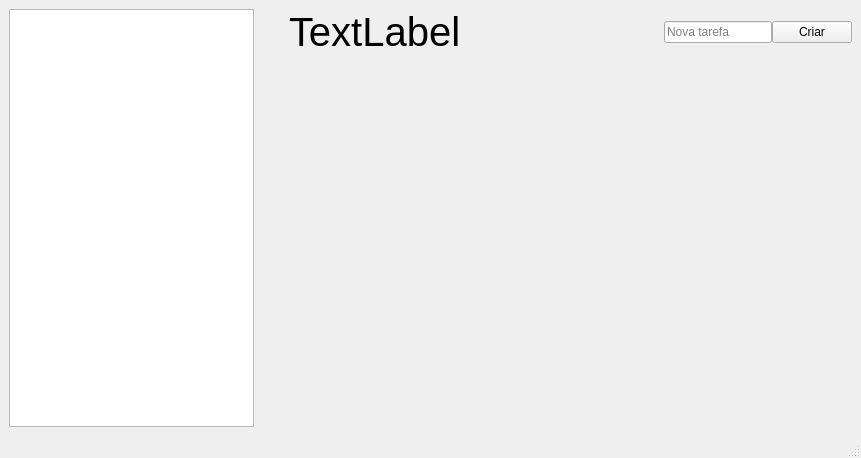
The window that screens/raw_screens/TableScreen.ui (JoaoPedroMDP/PyKanban) describes before a commit, drawn with Qt 5.
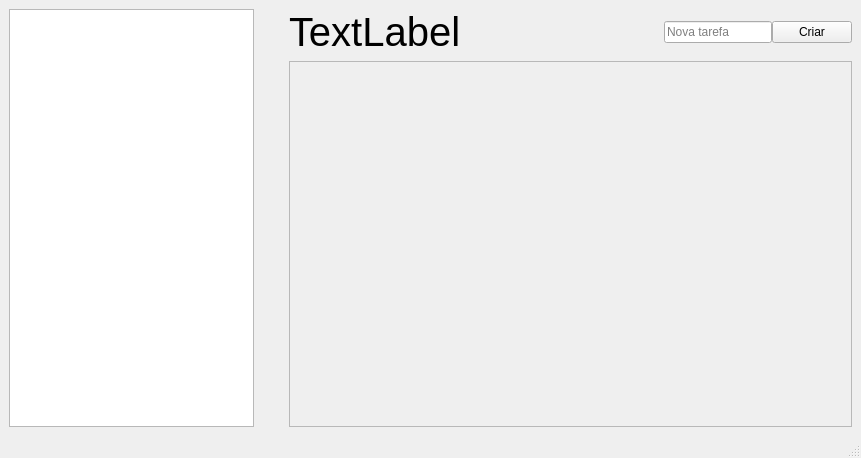
The same window after the commit.

Commit message: [change] Agora as tabelas possuem título [fix] Era possível criar uma task sem Texto

Diff of the .ui file:
```diff
--- a/screens/raw_screens/TableScreen.ui
+++ b/screens/raw_screens/TableScreen.ui
@@ -109,26 +109,10 @@
           </item>
          </layout>
         </item>
-        <item>
-         <spacer name="verticalSpacer">
-          <property name="orientation">
-           <enum>Qt::Vertical</enum>
-          </property>
-          <property name="sizeType">
-           <enum>QSizePolicy::Expanding</enum>
-          </property>
-          <property name="sizeHint" stdset="0">
-           <size>
-            <width>20</width>
-            <height>13</height>
-           </size>
-          </property>
-         </spacer>
-        </item>
         <item>
          <widget class="QFrame" name="table">
           <property name="sizePolicy">
-           <sizepolicy hsizetype="Preferred" vsizetype="Fixed">
+           <sizepolicy hsizetype="Expanding" vsizetype="Expanding">
             <horstretch>0</horstretch>
             <verstretch>0</verstretch>
            </sizepolicy>
```
The commit also changes 1 other file.
